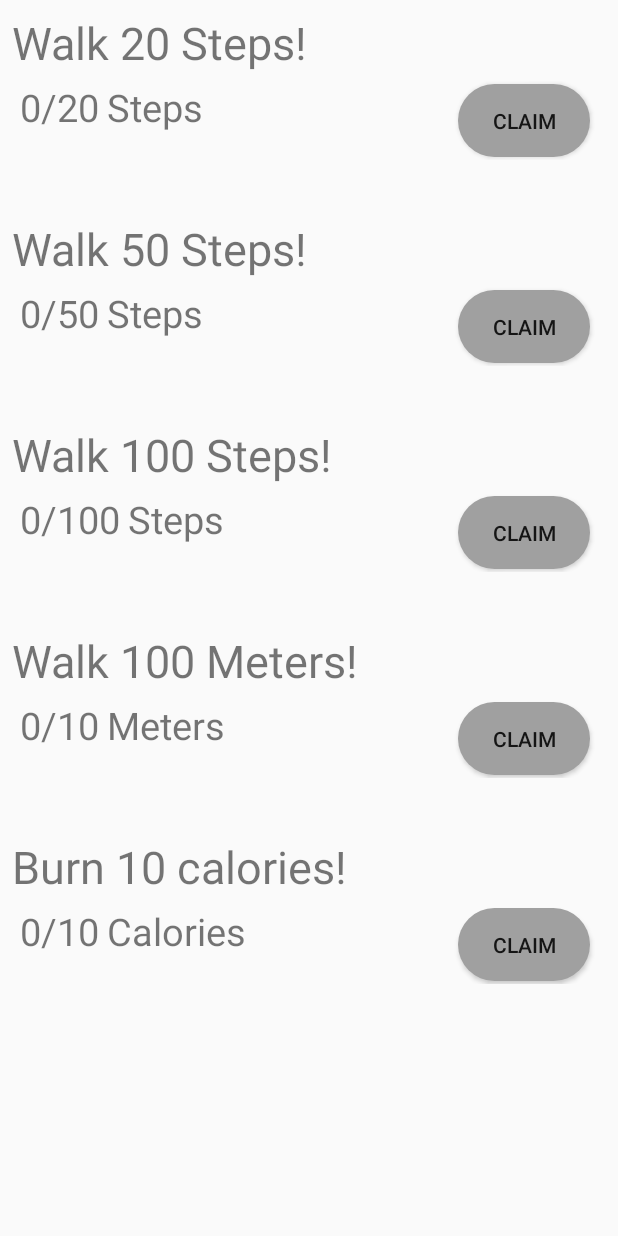
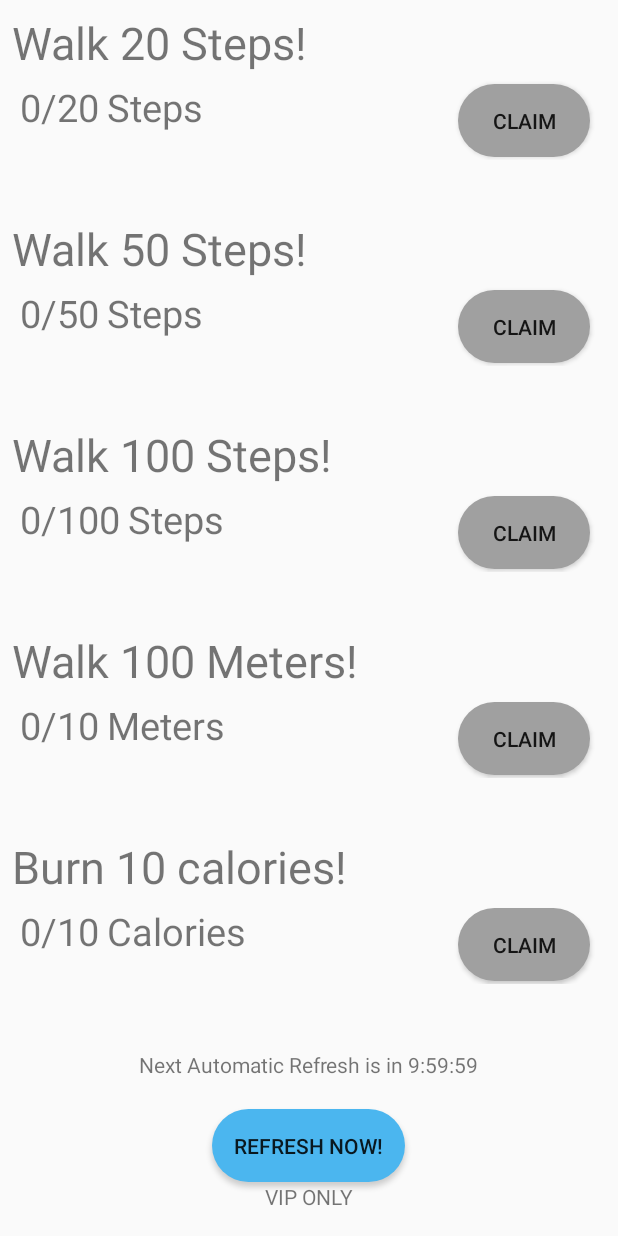
Before and after one commit to femisd/FitPic, an Android app: the GoalsActivity screen opened directly, with no data from a screen before it, on a phone screen of 412 x 824 dp. Run offline under Robolectric (Android 15) with nearby library versions, the phone set to English and light mode, and no system bars; our stand-ins replace Firebase (no records; nobody signed in at launch, a user with empty details on screens opened directly); 2 statements that could not run were skipped.

Commit message:
Merges updated

```diff
--- a/app/src/main/java/com/example/offlinemaps/ChallengesAdapter.java
+++ b/app/src/main/java/com/example/offlinemaps/ChallengesAdapter.java
@@ -1,6 +1,7 @@
 package com.example.offlinemaps;
 
 import android.content.Context;
+import android.util.Log;
 import android.view.LayoutInflater;
 import android.view.View;
 import android.view.ViewGroup;
@@ -25,9 +26,17 @@ import androidx.recyclerview.widget.RecyclerView;
 public class ChallengesAdapter extends RecyclerView.Adapter<ChallengesAdapter.ChallengesViewHolder> {
     private ArrayList<Challenges> mChallangesList;
     private Context context;
+
     private DatabaseReference userRef;
     private String mCurrentUser = FirebaseAuth.getInstance().getUid();
+    private  User currentUser;
     public int currentPoints;
+
+    public int totalPoints;
+
+
+
+
 
     public static class ChallengesViewHolder extends RecyclerView.ViewHolder{
 
@@ -93,12 +102,9 @@ public class ChallengesAdapter extends RecyclerView.Adapter<ChallengesAdapter.Ch
 
 
 
-
-
-
         userRef = FirebaseDatabase.getInstance().getReference().child("users").child(mCurrentUser);
 
-        if( Integer.valueOf(currentItem.getProgress()) > Integer.valueOf(currentItem.getChallengeLimit()) ){
+        if( Integer.valueOf(currentItem.getProgress()) >= Integer.valueOf(currentItem.getChallengeLimit()) ){
             challengesViewHolder.claimButton.setBackgroundResource(R.drawable.buttonstyle);
 
             challengesViewHolder.claimButton.setOnClickListener(new View.OnClickListener() {
@@ -106,16 +112,15 @@ public class ChallengesAdapter extends RecyclerView.Adapter<ChallengesAdapter.Ch
                 public void onClick(View v) {
                     Toast.makeText(context, " Congratulations!\n"+ currentItem.getPoints() + " added!", Toast.LENGTH_LONG).show();
 
-                     //   challengesViewHolder.challengeLayout.setVisibility(View.GONE);
-                        challengesViewHolder.completionLayout.setVisibility(View.VISIBLE);
-                        challengesViewHolder.claimButton.setBackgroundResource(R.drawable.buttonstlye_dead);
-                        challengesViewHolder.claimButton.setEnabled(false);
 
                     userRef.addListenerForSingleValueEvent(new ValueEventListener() {
                         @Override
                         public void onDataChange(@NonNull DataSnapshot dataSnapshot) {
-                               User user = dataSnapshot.getValue(User.class);
-                           //    currentPoints = user.get
+                            currentUser = dataSnapshot.getValue(User.class);
+                            currentPoints = currentUser.getmPoints();
+                            Toast.makeText(context, currentUser.getmUsername(), Toast.LENGTH_SHORT).show();
+                            totalPoints = currentPoints + currentItem.getPoints();
+                            userRef.child("mPoints").setValue(totalPoints);
                         }
 
                         @Override
@@ -124,9 +129,10 @@ public class ChallengesAdapter extends RecyclerView.Adapter<ChallengesAdapter.Ch
                         }
                     });
 
-                        userRef.child("mPoints").setValue(currentItem.getPoints());
 
-
+                        challengesViewHolder.completionLayout.setVisibility(View.VISIBLE);
+                        challengesViewHolder.claimButton.setBackgroundResource(R.drawable.buttonstlye_dead);
+                        challengesViewHolder.claimButton.setEnabled(false);
                 }
             });
         }else{
--- a/app/src/main/java/com/example/offlinemaps/GoalsActivity.java
+++ b/app/src/main/java/com/example/offlinemaps/GoalsActivity.java
@@ -2,12 +2,25 @@ package com.example.offlinemaps;
 
 import android.content.Intent;
 import android.os.Bundle;
+import android.os.CountDownTimer;
+import android.util.Log;
+import android.view.View;
+import android.widget.Button;
+import android.widget.TextView;
 
 import java.util.ArrayList;
 
+import androidx.annotation.NonNull;
 import androidx.appcompat.app.AppCompatActivity;
 import androidx.recyclerview.widget.LinearLayoutManager;
 import androidx.recyclerview.widget.RecyclerView;
+
+import com.google.firebase.auth.FirebaseAuth;
+import com.google.firebase.database.DataSnapshot;
+import com.google.firebase.database.DatabaseError;
+import com.google.firebase.database.DatabaseReference;
+import com.google.firebase.database.FirebaseDatabase;
+import com.google.firebase.database.ValueEventListener;
 
 
 public class GoalsActivity extends AppCompatActivity {
@@ -17,6 +30,21 @@ public class GoalsActivity extends AppCompatActivity {
     private RecyclerView goalsRecyclerView;
     private ChallengesAdapter adapter;
     private RecyclerView.LayoutManager layoutManager;
+    private Button refreshBtn;
+
+    private TextView timerText;
+    private CountDownTimer countDownTimer;
+    private long timeLeftinMs = 36000000;
+
+
+    private DatabaseReference userRef;
+    private String mCurrentUser = FirebaseAuth.getInstance().getUid();
+    private  User currentUser;
+
+    public int currentPoints;
+
+    private ArrayList<Challenges> challengesList;
+
 
     @Override
     protected void onCreate(Bundle savedInstanceState) {
@@ -27,14 +55,19 @@ public class GoalsActivity extends AppCompatActivity {
        Bundle bundle = intent.getExtras();
         currentStep = bundle.getInt("currentSteps");
 
+        timerText = findViewById(R.id.timer_textView);
 
-        final ArrayList<Challenges> challengesList = new ArrayList<>();
+        refreshBtn = findViewById(R.id.btn_refresh);
 
-        challengesList.add(new Challenges(getCurrentStep(),"Walk 20 Steps!", 20, "Steps",20));
-        challengesList.add(new Challenges(getCurrentStep(),"Walk 50 Steps!", 50, "Steps",50));
-        challengesList.add(new Challenges(getCurrentStep(),"Walk 100 Steps!", 100, "Steps",100));
-        challengesList.add(new Challenges(0,"Walk 100 Meters!", 10, "Meters",20));
-        challengesList.add(new Challenges(getCurrentStep()/20,"Burn 10 calories!", 10, "Calories",20));
+        refreshBtn.setOnClickListener(new View.OnClickListener() {
+            @Override
+            public void onClick(View v) {
+                refreshChallenges();
+            }
+        });
+
+
+        challengesList = new ArrayList<>();
 
         goalsRecyclerView = findViewById(R.id.goalsRecyclerView);
         goalsRecyclerView.setHasFixedSize(true);
@@ -43,9 +76,113 @@ public class GoalsActivity extends AppCompatActivity {
 
         goalsRecyclerView.setLayoutManager(layoutManager);
         goalsRecyclerView.setAdapter(adapter);
+
+
+        populateChallenges();
+
+
+
+        startTimer();
+        updateTimer();
+
+
+        userRef = FirebaseDatabase.getInstance().getReference().child("users").child(mCurrentUser);
+
+
+
+        userRef.addListenerForSingleValueEvent(new ValueEventListener() {
+            @Override
+            public void onDataChange(@NonNull DataSnapshot dataSnapshot) {
+                currentUser = dataSnapshot.getValue(User.class);
+                currentPoints = currentUser.getmPoints();
+                Log.d("Point", ""+currentPoints);
+            }
+
+            @Override
+            public void onCancelled(@NonNull DatabaseError databaseError) {
+
+            }
+        });
+
+
+
+
     }
 
     public int getCurrentStep() {
         return currentStep;
     }
+
+
+
+    public void startTimer() {
+        countDownTimer = new CountDownTimer(timeLeftinMs, 1000) {
+            @Override
+            public void onTick(long millisUntilFinished) {
+                timeLeftinMs = millisUntilFinished;
+                updateTimer();
+            }
+
+            @Override
+            public void onFinish() {
+
+            }
+
+        }.start();
+
+    }
+        public void  updateTimer(){
+
+            int seconds = (int) (timeLeftinMs / 1000);
+            int minutes = (seconds / 60);
+            int hours = (minutes / 60);
+
+            minutes = minutes - hours * 60;
+
+            seconds = seconds - (minutes * 60) - (hours * 60 * 60);
+
+            String timeLeftText;
+            timeLeftText = "Next Automatic Refresh is in " + hours;
+            timeLeftText += ":";
+            if(minutes < 10 ) timeLeftText += "0";
+            timeLeftText += minutes;
+            timeLeftText += ":";
+            if(seconds < 10) timeLeftText += "0";
+            timeLeftText += seconds;
+
+            timerText.setText(timeLeftText);
+
+        }
+
+    public int getCurrentPoints() {
+        return currentPoints;
+    }
+
+
+    public void populateChallenges(){
+
+
+        challengesList.add(new Challenges(getCurrentStep(),"Walk 20 Steps!", 20, "Steps",20));
+        challengesList.add(new Challenges(getCurrentStep(),"Walk 50 Steps!", 50, "Steps",50));
+        challengesList.add(new Challenges(getCurrentStep(),"Walk 100 Steps!", 100, "Steps",100));
+        challengesList.add(new Challenges(0,"Walk 100 Meters!", 10, "Meters",20));
+        challengesList.add(new Challenges(getCurrentStep()/20,"Burn 10 calories!", 10, "Calories",20));
+
+
+    }
+
+
+    public void refreshChallenges(){
+        challengesList.clear();
+        adapter.notifyDataSetChanged();
+
+
+        populateChallenges();
+      adapter.notifyDataSetChanged();
+        startActivity(getIntent());
+
+
+    }
+
+
 }
--- a/app/src/main/res/layout/activity_goals.xml
+++ b/app/src/main/res/layout/activity_goals.xml
@@ -11,5 +11,30 @@
     <androidx.recyclerview.widget.RecyclerView
         android:id="@+id/goalsRecyclerView"
         android:layout_width="match_parent"
-        android:layout_height="match_parent" />
+        android:layout_height="700dp" />
+    <LinearLayout
+        android:layout_width="match_parent"
+        android:layout_height="wrap_content"
+        android:orientation="vertical"
+        android:gravity="center">
+
+        <TextView
+            android:layout_width="wrap_content"
+            android:layout_height="wrap_content"
+            android:id="@+id/timer_textView"/>
+
+        <Button
+            android:layout_width="wrap_content"
+            android:layout_height="wrap_content"
+            android:id="@+id/btn_refresh"
+            android:text="Refresh Now!"
+            android:background="@drawable/buttonstyle"
+            android:layout_marginTop="20dp"
+            />
+        <TextView
+            android:layout_width="wrap_content"
+            android:layout_height="wrap_content"
+            android:text="VIP ONLY"/>
+
+    </LinearLayout>
 </LinearLayout>
```
Also changed, not shown: 2 other files. Lines whose indentation alone changed are shown as unchanged.
